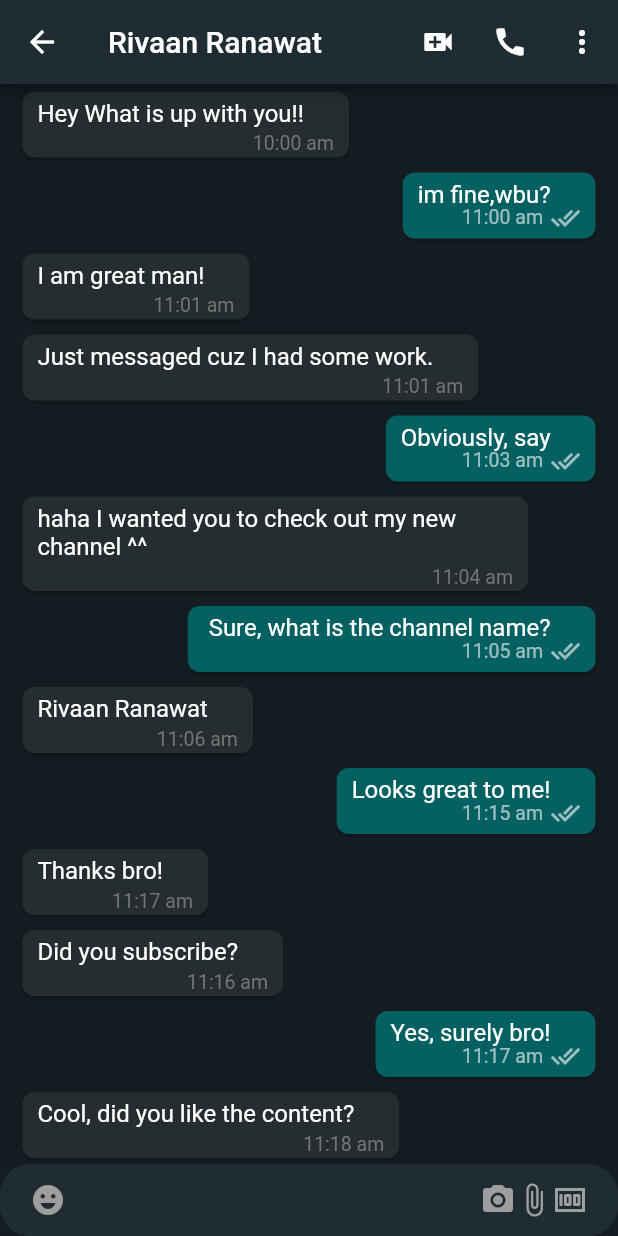
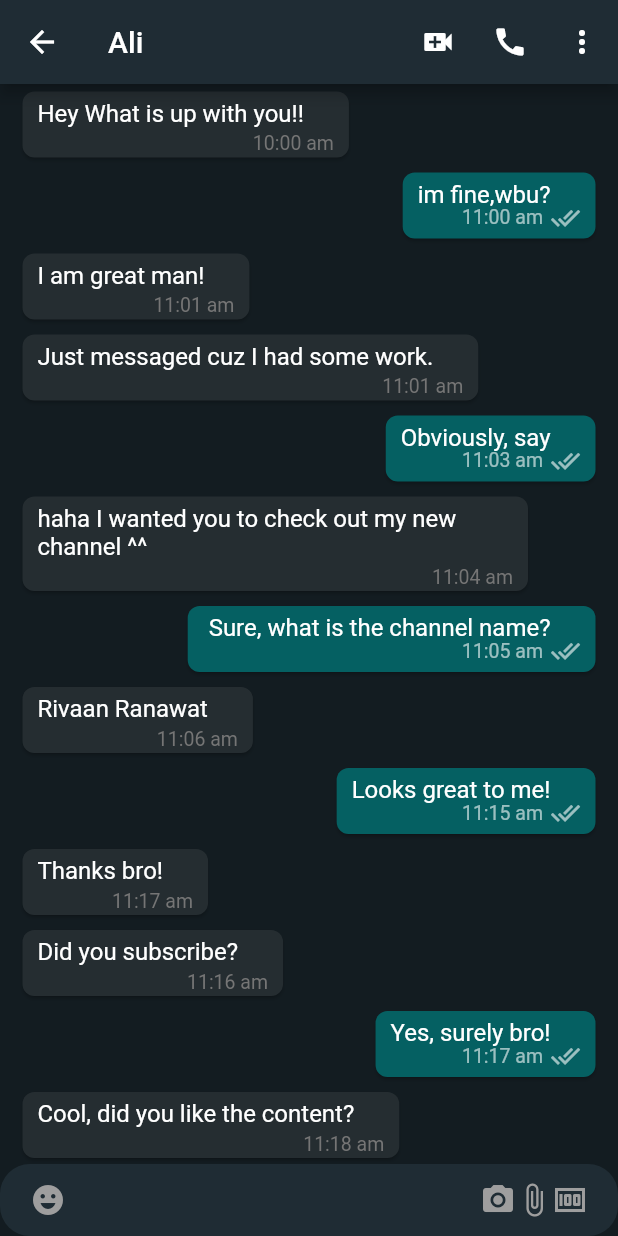
Before and after one commit to ali-sojib/whatsapp_app, a Flutter app: the MobileLayoutScreen screen opened directly, after a tap on "Rivaan Ranawat", on a phone screen of 412 x 824 dp. Run offline on Flutter 3.47's test engine with Material 2 defaults, Android fonts, the phone set to English and light mode, and no system bars; our stand-ins replace cloud_firestore, country_picker, firebase_auth, firebase_core, firebase_storage, flutter_contacts and 2 more; accounts and stored records are empty; network calls fail.

Commit message:
specific name based chatscreen open up on conctact book tap

```diff
--- a/lib/features/select_contacts/repository/select_contact_repository.dart
+++ b/lib/features/select_contacts/repository/select_contact_repository.dart
@@ -50,7 +50,10 @@ class SelectContactRepository {
           print('formattedNumber == userData.phoneNumber isFound true');
 
           // ignore: use_build_context_synchronously
-          Navigator.pushNamed(context, MobileChatScreen.routeName);
+          Navigator.pushNamed(context, MobileChatScreen.routeName, arguments: {
+            'name': userData.name,
+            'uid': userData.uid,
+          });
         }
 
         print('phone number clicked = ${selectedContact.phones[0].number}');
--- a/lib/screens/mobile_chat_screen.dart
+++ b/lib/screens/mobile_chat_screen.dart
@@ -5,16 +5,20 @@ import 'package:whatsapp_app/widgets/chat_list.dart';
 
 class MobileChatScreen extends StatelessWidget {
   static const routeName = '/mobile-chat-screen';
-  const MobileChatScreen({Key? key}) : super(key: key);
+  final String name;
+  final String uid;
+  const MobileChatScreen({
+    Key? key,
+    required this.name,
+    required this.uid,
+  }) : super(key: key);
 
   @override
   Widget build(BuildContext context) {
     return Scaffold(
       appBar: AppBar(
         backgroundColor: appBarColor,
-        title: Text(
-          info[0]['name'].toString(),
-        ),
+        title: Text(name),
         centerTitle: false,
         actions: [
           IconButton(
--- a/lib/widgets/contacts_list.dart
+++ b/lib/widgets/contacts_list.dart
@@ -20,7 +20,10 @@ class ContactsList extends StatelessWidget {
                 onTap: () {
                   Navigator.of(context).push(
                     MaterialPageRoute(
-                      builder: (context) => const MobileChatScreen(),
+                      builder: (context) => MobileChatScreen(
+                        name: 'Ali',
+                        uid: '12345',
+                      ),
                     ),
                   );
                 },
```
Also changed, not shown: lib/router.dart (+8 -8 lines).
